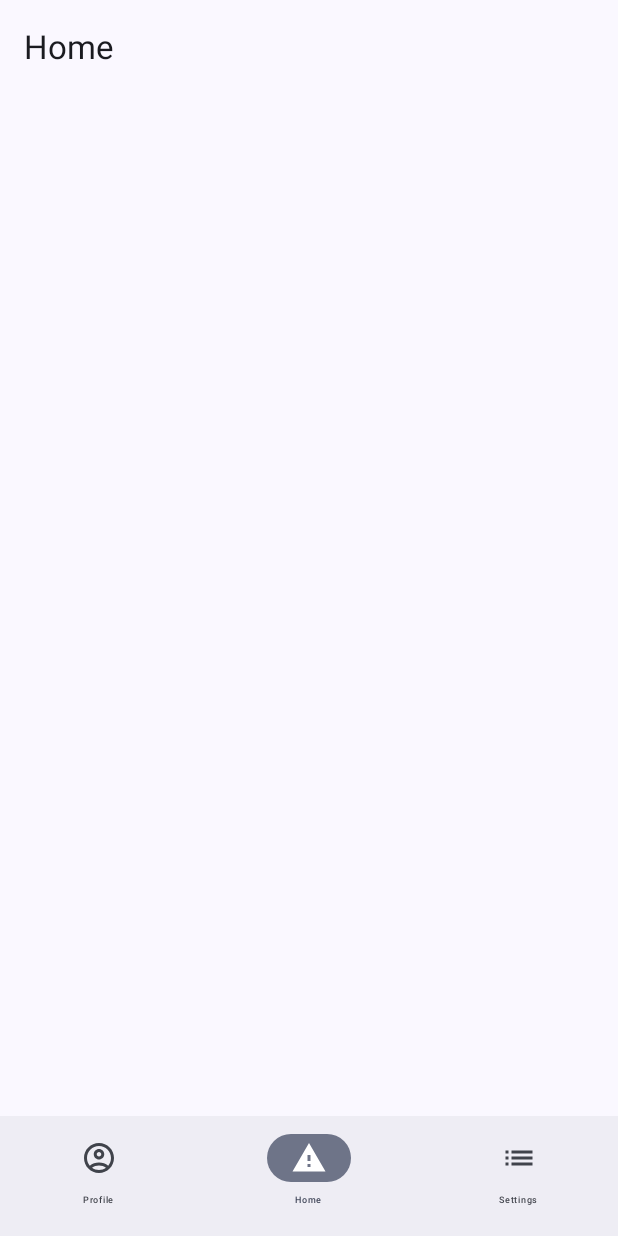
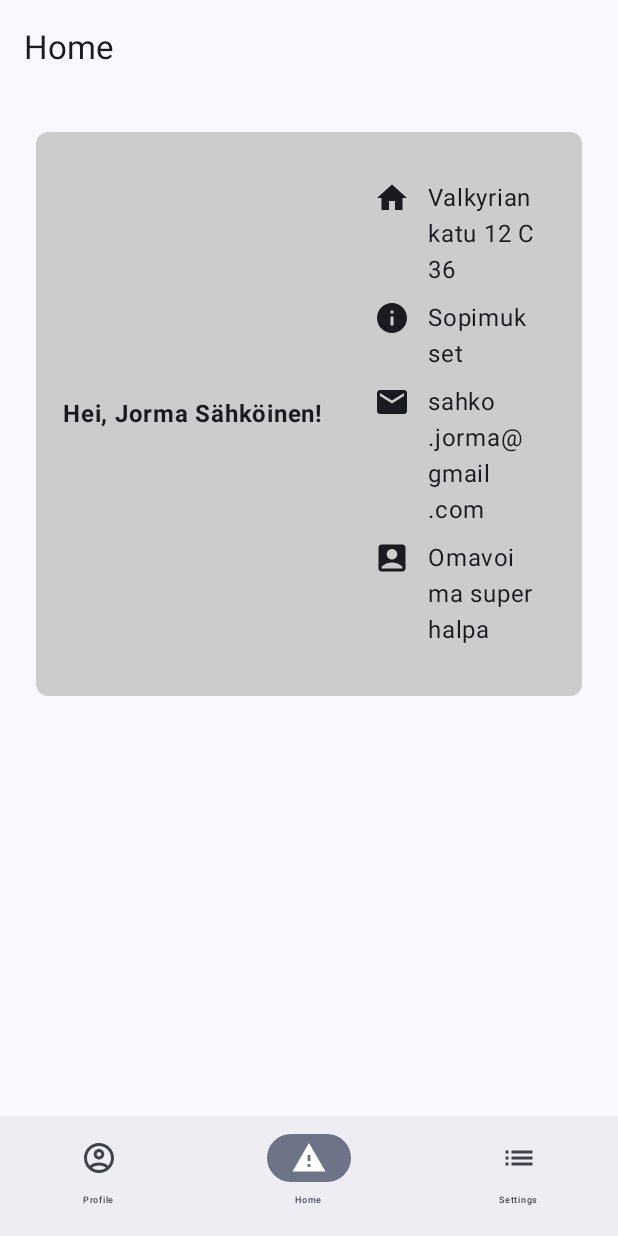
Before and after one commit to vanchess-git/EnergyWise, an Android app built with Jetpack Compose: the profile screen opened through its navigation route, on a phone screen of 412 x 824 dp. Run offline under Robolectric (Android 15) with nearby library versions, the phone set to English and light mode, and no system bars.

Commit message:
profile details function done

```diff
--- a/app/src/main/java/com/example/energywizeapp/MainActivity.kt
+++ b/app/src/main/java/com/example/energywizeapp/MainActivity.kt
@@ -1,12 +1,37 @@
 package com.example.energywizeapp
 
 import android.os.Bundle
+import android.widget.Space
 import androidx.activity.ComponentActivity
 import androidx.activity.compose.setContent
+import androidx.compose.foundation.background
+import androidx.compose.foundation.layout.Arrangement
+import androidx.compose.foundation.layout.Column
+import androidx.compose.foundation.layout.Row
+import androidx.compose.foundation.layout.Spacer
 import androidx.compose.foundation.layout.fillMaxSize
+import androidx.compose.foundation.layout.fillMaxWidth
+import androidx.compose.foundation.layout.padding
+import androidx.compose.foundation.layout.size
+import androidx.compose.foundation.layout.width
+import androidx.compose.foundation.shape.RoundedCornerShape
+import androidx.compose.material.icons.Icons
+import androidx.compose.material.icons.filled.AccountBox
+import androidx.compose.material.icons.filled.Email
+import androidx.compose.material.icons.filled.Home
+import androidx.compose.material.icons.filled.Info
+import androidx.compose.material3.Icon
 import androidx.compose.material3.MaterialTheme
 import androidx.compose.material3.Surface
+import androidx.compose.material3.Text
+import androidx.compose.runtime.Composable
+import androidx.compose.ui.Alignment
 import androidx.compose.ui.Modifier
+import androidx.compose.ui.draw.clip
+import androidx.compose.ui.graphics.Color
+import androidx.compose.ui.text.font.FontWeight
+import androidx.compose.ui.tooling.preview.Preview
+import androidx.compose.ui.unit.dp
 import com.example.energywizeapp.ui.navigation.mainNavigator.MainNavigator
 import com.example.energywizeapp.ui.theme.EnergyWizeAppTheme
 
@@ -26,3 +51,91 @@ class MainActivity : ComponentActivity() {
         }
     }
 }
+
+
+// I know it is messy, will be fixed later
+@Composable
+fun ProfileDetails() {
+    Column(
+        modifier = Modifier
+            .fillMaxWidth()
+            .padding(16.dp),
+        horizontalAlignment = Alignment.CenterHorizontally,
+    ) {
+        Row(
+            modifier = Modifier
+                .padding(8.dp)
+                .clip(RoundedCornerShape(8.dp))
+                .background(color = Color.LightGray)
+                .padding(8.dp)
+
+        ) {
+            Row(
+                modifier = Modifier
+                    .padding(10.dp)
+                    .align(Alignment.CenterVertically),
+            ) {
+                Text(text = "Hei, Jorma Sähköinen!", fontWeight = FontWeight.Bold)
+            }
+            Row(
+                modifier = Modifier
+                    .padding(8.dp)
+                    .fillMaxWidth()
+                    .clip(RoundedCornerShape(8.dp))
+                    .background(color = Color.LightGray)
+                    .padding(8.dp),
+                horizontalArrangement = Arrangement.SpaceEvenly
+            ) {
+                Column(
+                    modifier = Modifier.padding(8.dp),
+                    verticalArrangement = Arrangement.SpaceBetween
+                ) {
+                    Row(
+                        modifier = Modifier,
+                        horizontalArrangement = Arrangement.SpaceEvenly
+                    ) {
+                        Icon(imageVector = Icons.Default.Home, contentDescription = "Home")
+                        Spacer(modifier = Modifier.padding(6.dp))
+                        Text(text = "Valkyriankatu 12 C 36")
+                    }
+                    Spacer(modifier = Modifier.padding(4.dp))
+                    Row(
+                        modifier = Modifier,
+                        horizontalArrangement = Arrangement.SpaceEvenly
+                    ) {
+                        Icon(imageVector = Icons.Default.Info, contentDescription = "Info")
+                        Spacer(modifier = Modifier.padding(6.dp))
+                        Text(text = "Sopimukset")
+                    }
+                    Spacer(modifier = Modifier.padding(4.dp))
+                    Row(
+                        modifier = Modifier,
+                        horizontalArrangement = Arrangement.SpaceEvenly
+                    ) {
+                        Icon(imageVector = Icons.Default.Email, contentDescription = "Emal")
+                        Spacer(modifier = Modifier.padding(6.dp))
+                        Text(text = "sahko.jorma@gmail.com")
+                    }
+                    Spacer(modifier = Modifier.padding(4.dp))
+                    Row(
+                        modifier = Modifier,
+                        horizontalArrangement = Arrangement.SpaceEvenly
+                    ) {
+                        Icon(imageVector = Icons.Default.AccountBox, contentDescription = "Plan")
+                        Spacer(modifier = Modifier.padding(6.dp))
+                        Text(text = "Omavoima super halpa")
+                    }
+                }
+            }
+        }
+    }
+}
+
+/*
+@Preview(showBackground = true)
+
+@Composable
+fun DefaultPreview() {
+    ProfileDetails()
+}
+ */
--- a/app/src/main/java/com/example/energywizeapp/ui/navigation/mainNavigator/MainNavigator.kt
+++ b/app/src/main/java/com/example/energywizeapp/ui/navigation/mainNavigator/MainNavigator.kt
@@ -29,6 +29,7 @@ import androidx.compose.ui.unit.sp
 import androidx.navigation.compose.NavHost
 import androidx.navigation.compose.composable
 import androidx.navigation.compose.rememberNavController
+import com.example.energywizeapp.ProfileDetails
 
 @Composable
 fun MainNavigator(
@@ -135,7 +136,8 @@ fun MainNavigator(
         }
     ) {innerPadding ->
         NavHost(navController = navController, startDestination = "home", Modifier.padding(innerPadding)) {
-            composable("profile") { /*TODO: call the proper view composable */ }
+            composable("profile") { ProfileDetails() }
+            // Function added here only for demonstrating purpose, will be deleted later from here and will be called from ProfileView
             composable("home") { /*TODO: call the proper view composable */ }
             composable("settings") { /*TODO: call the proper view composable */ }
         }
```
